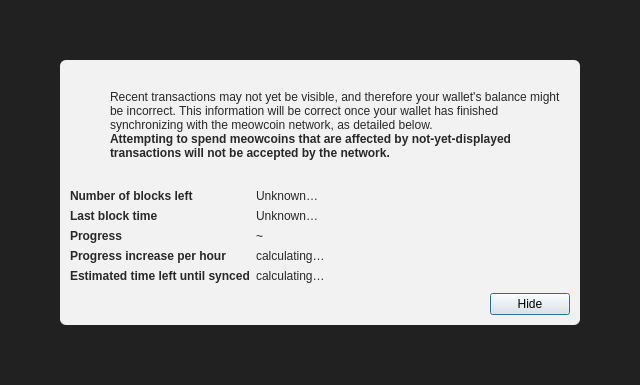
First picture: the form in src/qt/forms/modaloverlay.ui, repository Telestai-Project/telestai, before the edit.
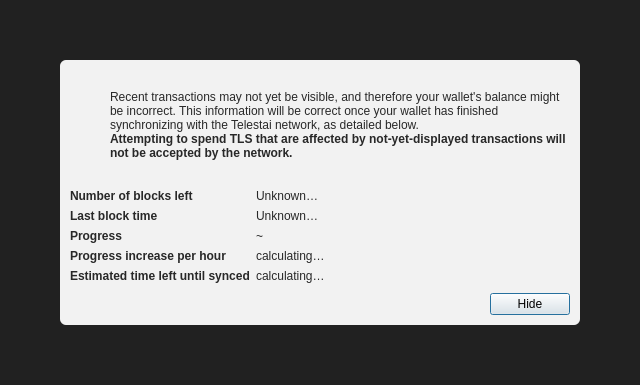
Second picture: the form after the edit. Icons and pictures are not drawn.

Commit message:
branding: TLS units, modern app icon, and Meowcoin UI cleanup
Replace MEWC display units with TLS, ship the gold Telestai squircle icon, switch payment URIs to telestai:, and scrub user-facing Meowcoin/MEWC strings in Qt and RPC help. Also fix CMake to reference script_P2SH_tests.cpp so tests configure on case-sensitive filesystems.

```diff
--- a/src/qt/forms/modaloverlay.ui
+++ b/src/qt/forms/modaloverlay.ui
@@ -130,7 +130,7 @@
              <item>
               <widget class="QLabel" name="infoText">
                <property name="text">
-                <string>Recent transactions may not yet be visible, and therefore your wallet's balance might be incorrect. This information will be correct once your wallet has finished synchronizing with the meowcoin network, as detailed below.</string>
+                <string>Recent transactions may not yet be visible, and therefore your wallet's balance might be incorrect. This information will be correct once your wallet has finished synchronizing with the Telestai network, as detailed below.</string>
                </property>
                <property name="textFormat">
                 <enum>Qt::RichText</enum>
@@ -149,7 +149,7 @@
                 </font>
                </property>
                <property name="text">
-                <string>Attempting to spend meowcoins that are affected by not-yet-displayed transactions will not be accepted by the network.</string>
+                <string>Attempting to spend TLS that are affected by not-yet-displayed transactions will not be accepted by the network.</string>
                </property>
                <property name="textFormat">
                 <enum>Qt::RichText</enum>
```
The commit also changes 102 other files.
